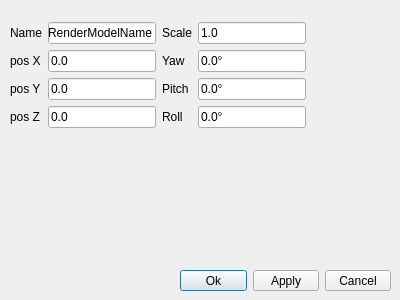
jan-martens0124/MeshCore, file rendering/forms/rendermodeldetaildialog.ui: the form before one commit.
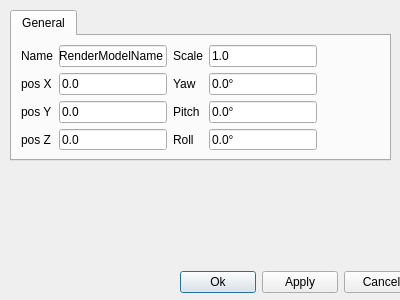
The form after the commit.

What changed in the file:
```diff
--- a/rendering/forms/rendermodeldetaildialog.ui
+++ b/rendering/forms/rendermodeldetaildialog.ui
@@ -16,15 +16,40 @@
   <property name="windowTitle">
    <string>Details</string>
   </property>
-  <widget class="QWidget" name="verticalLayoutWidget">
+  <widget class="QTabWidget" name="verticalTabWidget">
    <property name="geometry">
     <rect>
      <x>10</x>
      <y>10</y>
      <width>381</width>
-     <height>131</height>
+     <height>151</height>
     </rect>
    </property>
+   <property name="tabPosition">
+    <enum>QTabWidget::North</enum>
+   </property>
+   <property name="tabShape">
+    <enum>QTabWidget::Rounded</enum>
+   </property>
+   <property name="currentIndex">
+    <number>0</number>
+   </property>
+   <property name="usesScrollButtons">
+    <bool>true</bool>
+   </property>
+   <property name="documentMode">
+    <bool>false</bool>
+   </property>
+   <property name="tabsClosable">
+    <bool>false</bool>
+   </property>
+   <property name="movable">
+    <bool>false</bool>
+   </property>
+   <widget class="QWidget" name="verticalTabWidgetPage1" native="true">
+    <attribute name="title">
+     <string>General</string>
+    </attribute>
    <layout class="QVBoxLayout" name="verticalLayout">
     <item>
      <layout class="QGridLayout" name="modelGridLayout">
@@ -156,14 +181,15 @@
      </layout>
     </item>
    </layout>
+   </widget>
   </widget>
   <widget class="QWidget" name="horizontalLayoutWidget">
    <property name="geometry">
     <rect>
      <x>180</x>
      <y>270</y>
-     <width>211</width>
-     <height>21</height>
+     <width>239</width>
+     <height>25</height>
     </rect>
    </property>
    <layout class="QHBoxLayout" name="buttonHorizontalLayout">
```
Left out of the diff: 154 changed lines with no effect on the pictures. Lines whose indentation alone changed are shown as unchanged.
